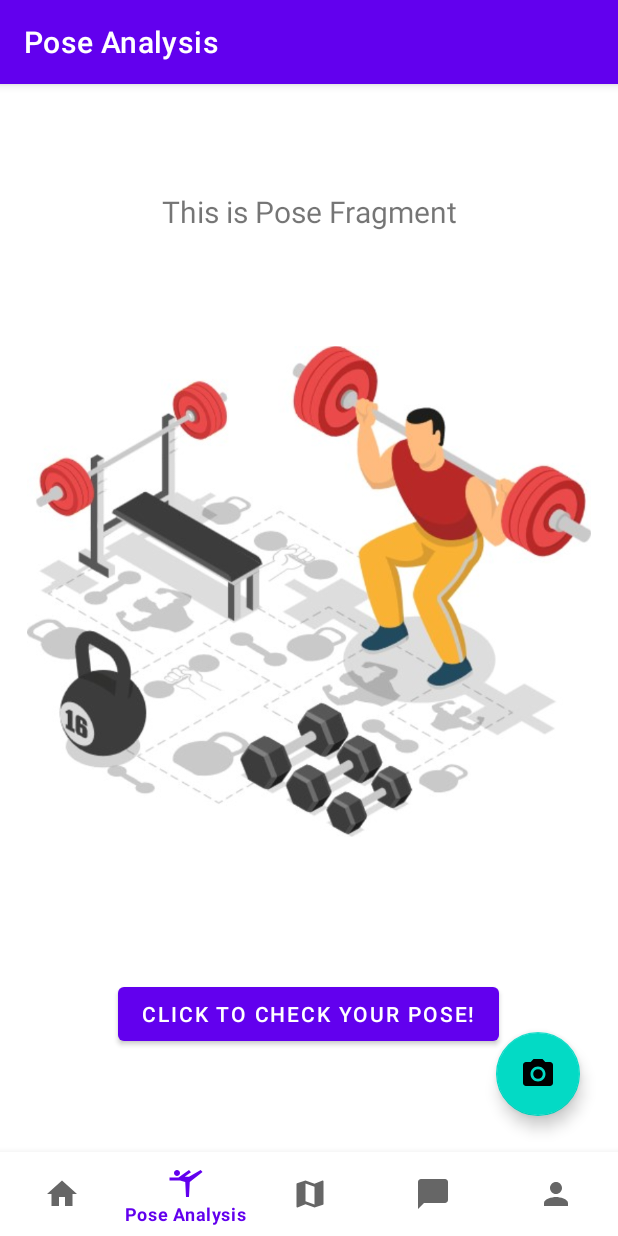
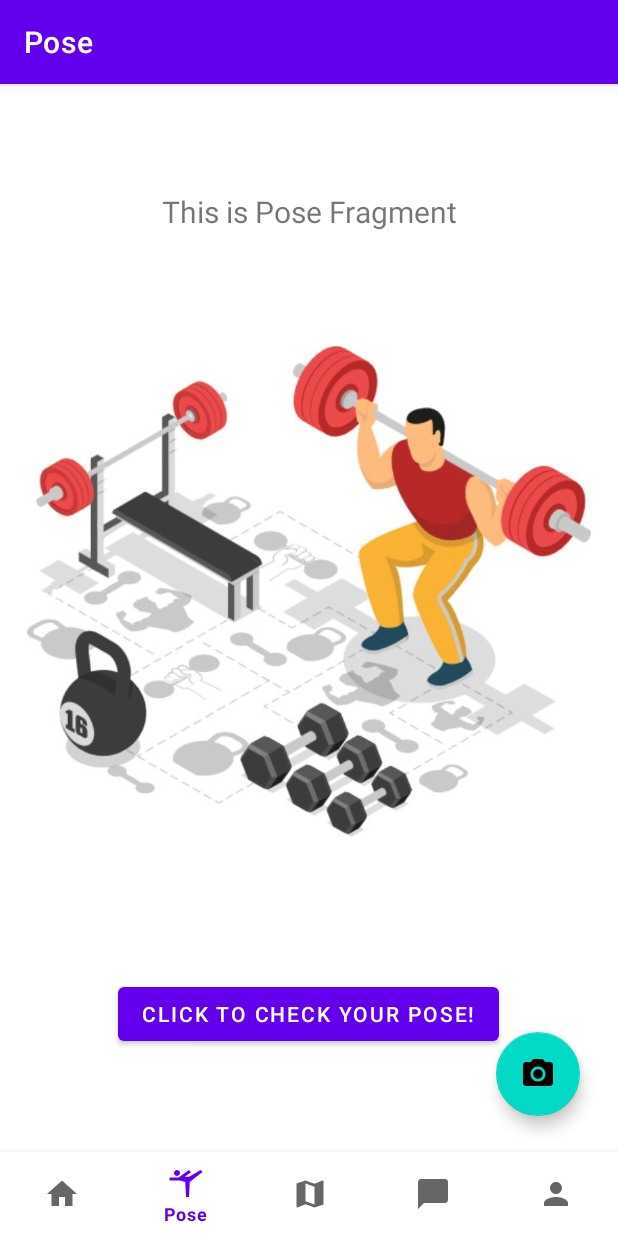
Before and after one commit to jaeyo03/PoisngOttae, an Android app: the screen it shows after launch (MainActivity), item 2 of the bottom bar chosen, on a phone screen of 412 x 824 dp. Run offline under Robolectric (Android 15) with nearby library versions, the phone set to English and light mode, and no system bars; our stand-ins replace navigation-ui.

Commit message:
하단 바 제목 변경

```diff
--- a/app/src/main/res/values/strings.xml
+++ b/app/src/main/res/values/strings.xml
@@ -1,7 +1,7 @@
 <resources>
     <string name="app_name">PosingOttae</string>
     <string name="title_home">Home</string>
-    <string name="title_poseanalyze">Pose Analysis</string>
+    <string name="title_poseanalyze">Pose</string>
     <string name="title_map">Near Gym</string>
     <string name="title_socialmedia">Social Media</string>
     <string name="title_mypage">My Page</string>
```
